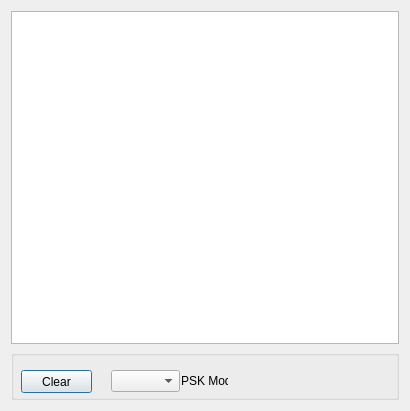
Old version of the form macforms/chatdialog.ui in the repository rafael2k/CuteSDR.
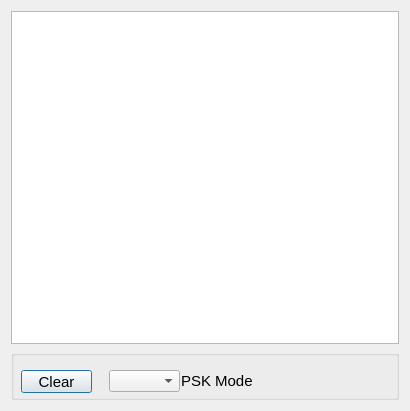
New version of the form.

Commit message: updated mac forms

Diff of the .ui file:
```diff
--- a/macforms/chatdialog.ui
+++ b/macforms/chatdialog.ui
@@ -37,6 +37,11 @@
         <height>23</height>
        </rect>
       </property>
+      <property name="font">
+       <font>
+        <pointsize>11</pointsize>
+       </font>
+      </property>
       <property name="text">
        <string>Clear</string>
       </property>
@@ -44,22 +49,32 @@
      <widget class="QComboBox" name="comboBoxPskMode">
       <property name="geometry">
        <rect>
-        <x>100</x>
+        <x>98</x>
         <y>20</y>
-        <width>69</width>
+        <width>71</width>
         <height>22</height>
        </rect>
       </property>
+      <property name="font">
+       <font>
+        <pointsize>11</pointsize>
+       </font>
+      </property>
      </widget>
      <widget class="QLabel" name="label">
       <property name="geometry">
        <rect>
         <x>170</x>
         <y>20</y>
-        <width>47</width>
+        <width>71</width>
         <height>21</height>
        </rect>
       </property>
+      <property name="font">
+       <font>
+        <pointsize>11</pointsize>
+       </font>
+      </property>
       <property name="text">
        <string>PSK Mode</string>
       </property>
```
The commit also changes 4 other files.
